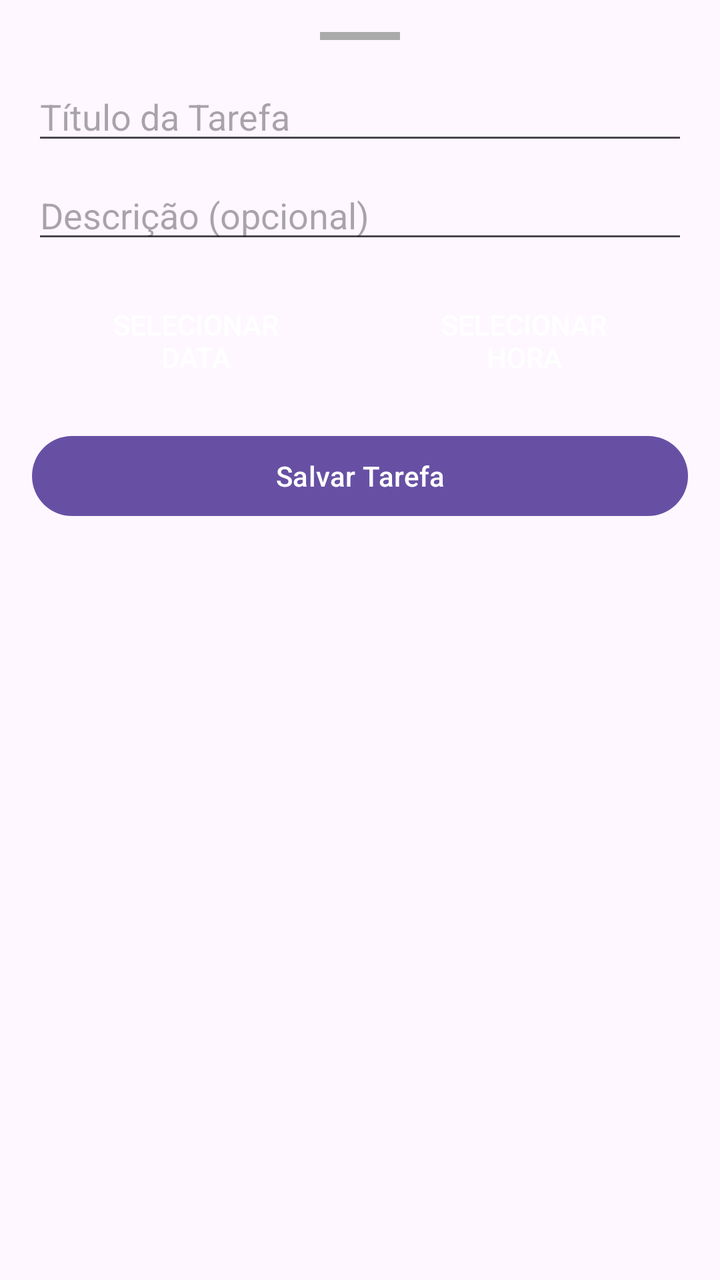
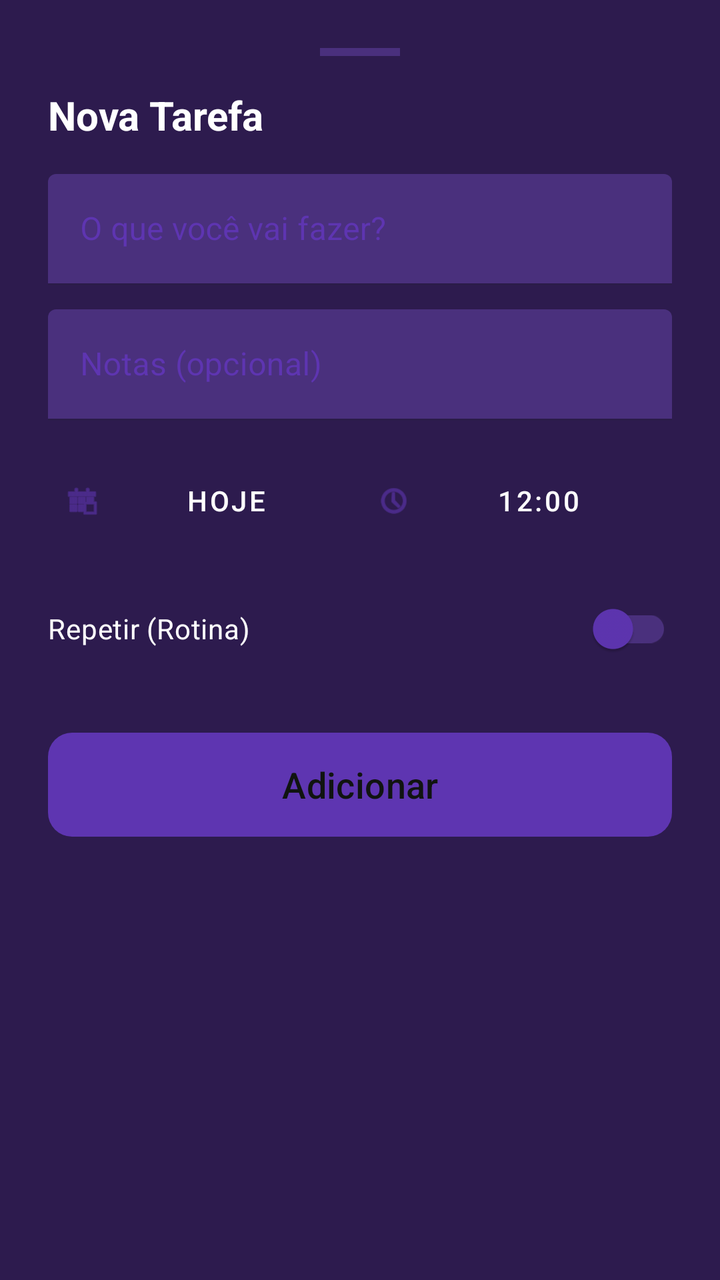

The first picture is an Android layout as it rendered before a commit; the second is the same layout after the commit. The layout source and the unified diff follow.
<!-- AndroidManifest.xml: application theme Theme.Ativamente -->
<!-- res/layout/fragment_add_task.xml -->
<?xml version="1.0" encoding="utf-8"?>
<LinearLayout xmlns:android="http://schemas.android.com/apk/res/android"
    android:layout_width="match_parent"
    android:layout_height="wrap_content"
    android:orientation="vertical"
    android:padding="16dp">

    <View
        android:layout_width="40dp"
        android:layout_height="4dp"
        android:layout_gravity="center_horizontal"
        android:layout_marginBottom="16dp"
        android:background="@android:color/darker_gray" />

    <EditText
        android:id="@+id/edit_text_title"
        android:layout_width="match_parent"
        android:layout_height="wrap_content"
        android:hint="Título da Tarefa"
        android:inputType="textCapWords" />

    <EditText
        android:id="@+id/edit_text_description"
        android:layout_width="match_parent"
        android:layout_height="wrap_content"
        android:layout_marginTop="8dp"
        android:hint="Descrição (opcional)"
        android:inputType="textMultiLine" />

    <LinearLayout
        android:layout_width="match_parent"
        android:layout_height="wrap_content"
        android:layout_marginTop="16dp"
        android:orientation="horizontal">

        <Button
            android:id="@+id/button_select_date"
            style="?android:attr/borderlessButtonStyle"
            android:layout_width="0dp"
            android:layout_height="wrap_content"
            android:layout_weight="1"
            android:text="Selecionar Data" />

        <Button
            android:id="@+id/button_select_time"
            style="?android:attr/borderlessButtonStyle"
            android:layout_width="0dp"
            android:layout_height="wrap_content"
            android:layout_weight="1"
            android:text="Selecionar Hora" />
    </LinearLayout>

    <Button
        android:id="@+id/button_save"
        android:layout_width="match_parent"
        android:layout_height="wrap_content"
        android:layout_marginTop="16dp"
        android:text="Salvar Tarefa" />

</LinearLayout>
<!-- resources referenced by this layout -->
<resources>
  <style name="Theme.Ativamente" parent="Base.Theme.Ativamente" />
  <style name="Base.Theme.Ativamente" parent="Theme.Material3.DayNight.NoActionBar">
          
          
      </style>
</resources>

<!-- the commit's change to res/layout/fragment_add_task.xml (unified diff, before → after) -->
@@ -1,60 +1,213 @@
 <?xml version="1.0" encoding="utf-8"?>
-<LinearLayout xmlns:android="http://schemas.android.com/apk/res/android"
+<androidx.constraintlayout.widget.ConstraintLayout xmlns:android="http://schemas.android.com/apk/res/android"
+    xmlns:app="http://schemas.android.com/apk/res-auto"
+    xmlns:tools="http://schemas.android.com/tools"
     android:layout_width="match_parent"
     android:layout_height="wrap_content"
-    android:orientation="vertical"
-    android:padding="16dp">
+    android:background="@color/dark_purple"
+    android:padding="24dp">
 
     <View
+        android:id="@+id/view_handle"
         android:layout_width="40dp"
         android:layout_height="4dp"
-        android:layout_gravity="center_horizontal"
-        android:layout_marginBottom="16dp"
-        android:background="@android:color/darker_gray" />
-
-    <EditText
-        android:id="@+id/edit_text_title"
-        android:layout_width="match_parent"
-        android:layout_height="wrap_content"
-        android:hint="Título da Tarefa"
-        android:inputType="textCapWords" />
-
-    <EditText
-        android:id="@+id/edit_text_description"
+        android:background="@color/medium_purple"
+        app:layout_constraintEnd_toEndOf="parent"
+        app:layout_constraintStart_toStartOf="parent"
+        app:layout_constraintTop_toTopOf="parent" />
+
+    <TextView
+        android:id="@+id/text_add_task_title"
+        android:layout_width="wrap_content"
+        android:layout_height="wrap_content"
+        android:layout_marginTop="16dp"
+        android:text="Nova Tarefa"
+        android:textColor="@color/white"
+        android:textSize="20sp"
+        android:textStyle="bold"
+        app:layout_constraintStart_toStartOf="parent"
+        app:layout_constraintTop_toBottomOf="@id/view_handle" />
+
+    <com.google.android.material.textfield.TextInputLayout
+        android:id="@+id/input_layout_task_title"
+        style="@style/Widget.MaterialComponents.TextInputLayout.FilledBox"
+        android:layout_width="match_parent"
+        android:layout_height="wrap_content"
+        android:layout_marginTop="16dp"
+        android:hint="O que você vai fazer?"
+        android:textColorHint="@color/accent_purple"
+        app:boxBackgroundColor="@color/medium_purple"
+        app:boxStrokeColor="@color/accent_purple"
+        app:hintTextColor="@color/white"
+        app:layout_constraintTop_toBottomOf="@id/text_add_task_title">
+
+        <com.google.android.material.textfield.TextInputEditText
+            android:id="@+id/edit_text_title"
+            android:layout_width="match_parent"
+            android:layout_height="wrap_content"
+            android:inputType="textCapSentences"
+            android:textColor="@color/white" />
+    </com.google.android.material.textfield.TextInputLayout>
+
+    <com.google.android.material.textfield.TextInputLayout
+        android:id="@+id/input_layout_task_description"
+        style="@style/Widget.MaterialComponents.TextInputLayout.FilledBox"
+        android:layout_width="match_parent"
+        android:layout_height="wrap_content"
+        android:layout_marginTop="12dp"
+        android:hint="Notas (opcional)"
+        android:textColorHint="@color/accent_purple"
+        app:boxBackgroundColor="@color/medium_purple"
+        app:boxStrokeColor="@color/accent_purple"
+        app:hintTextColor="@color/white"
+        app:layout_constraintTop_toBottomOf="@id/input_layout_task_title">
+
+        <com.google.android.material.textfield.TextInputEditText
+            android:id="@+id/edit_text_description"
+            android:layout_width="match_parent"
+            android:layout_height="wrap_content"
+            android:inputType="textMultiLine"
+            android:textColor="@color/white" />
+    </com.google.android.material.textfield.TextInputLayout>
+
+    <LinearLayout
+        android:id="@+id/layout_date_time"
+        android:layout_width="match_parent"
+        android:layout_height="wrap_content"
+        android:layout_marginTop="16dp"
+        android:orientation="horizontal"
+        app:layout_constraintTop_toBottomOf="@id/input_layout_task_description">
+
+        <com.google.android.material.button.MaterialButton
+            android:id="@+id/button_select_date"
+            style="@style/Widget.MaterialComponents.Button.TextButton"
+            android:layout_width="0dp"
+            android:layout_height="wrap_content"
+            android:layout_weight="1"
+            android:text="Hoje"
+            android:textColor="@color/white"
+            app:icon="@android:drawable/ic_menu_today"
+            app:iconTint="@color/accent_purple" />
+
+        <com.google.android.material.button.MaterialButton
+            android:id="@+id/button_select_time"
+            style="@style/Widget.MaterialComponents.Button.TextButton"
+            android:layout_width="0dp"
+            android:layout_height="wrap_content"
+            android:layout_weight="1"
+            android:text="12:00"
+            android:textColor="@color/white"
+            app:icon="@android:drawable/ic_menu_recent_history"
+            app:iconTint="@color/accent_purple" />
+    </LinearLayout>
+
+    <com.google.android.material.switchmaterial.SwitchMaterial
+        android:id="@+id/switch_routine"
+        android:layout_width="match_parent"
+        android:layout_height="wrap_content"
+        android:layout_marginTop="16dp"
+        android:text="Repetir (Rotina)"
+        android:textColor="@color/white"
+        app:layout_constraintTop_toBottomOf="@id/layout_date_time"
+        app:thumbTint="@color/accent_purple"
+        app:trackTint="@color/medium_purple" />
+
+    <com.google.android.material.chip.ChipGroup
+        android:id="@+id/chip_group_days"
         android:layout_width="match_parent"
         android:layout_height="wrap_content"
         android:layout_marginTop="8dp"
-        android:hint="Descrição (opcional)"
-        android:inputType="textMultiLine" />
-
-    <LinearLayout
-        android:layout_width="match_parent"
-        android:layout_height="wrap_content"
-        android:layout_marginTop="16dp"
-        android:orientation="horizontal">
-
-        <Button
-            android:id="@+id/button_select_date"
-            style="?android:attr/borderlessButtonStyle"
-            android:layout_width="0dp"
-            android:layout_height="wrap_content"
-            android:layout_weight="1"
-            android:text="Selecionar Data" />
-
-        <Button
-            android:id="@+id/button_select_time"
-            style="?android:attr/borderlessButtonStyle"
-            android:layout_width="0dp"
-            android:layout_height="wrap_content"
-            android:layout_weight="1"
-            android:text="Selecionar Hora" />
-    </LinearLayout>
-
-    <Button
+        android:visibility="gone"
+        app:layout_constraintTop_toBottomOf="@id/switch_routine">
+
+        <com.google.android.material.chip.Chip
+            android:id="@+id/chip_sun"
+            style="@style/Widget.MaterialComponents.Chip.Filter"
+            android:layout_width="wrap_content"
+            android:layout_height="wrap_content"
+            android:text="D"
+            app:chipBackgroundColor="@color/medium_purple"
+            app:chipCornerRadius="20dp"
+            app:chipStrokeWidth="0dp"
+            android:textColor="@color/white" />
+
+        <com.google.android.material.chip.Chip
+            android:id="@+id/chip_mon"
+            style="@style/Widget.MaterialComponents.Chip.Filter"
+            android:layout_width="wrap_content"
+            android:layout_height="wrap_content"
+            android:text="S"
+            app:chipBackgroundColor="@color/medium_purple"
+            app:chipCornerRadius="20dp"
+            app:chipStrokeWidth="0dp"
+            android:textColor="@color/white" />
+
+        <com.google.android.material.chip.Chip
+            android:id="@+id/chip_tue"
+            style="@style/Widget.MaterialComponents.Chip.Filter"
+            android:layout_width="wrap_content"
+            android:layout_height="wrap_content"
+            android:text="T"
+            app:chipBackgroundColor="@color/medium_purple"
+            app:chipCornerRadius="20dp"
+            app:chipStrokeWidth="0dp"
+            android:textColor="@color/white" />
+
+        <com.google.android.material.chip.Chip
+            android:id="@+id/chip_wed"
+            style="@style/Widget.MaterialComponents.Chip.Filter"
+            android:layout_width="wrap_content"
+            android:layout_height="wrap_content"
+            android:text="Q"
+            app:chipBackgroundColor="@color/medium_purple"
+            app:chipCornerRadius="20dp"
+            app:chipStrokeWidth="0dp"
+            android:textColor="@color/white" />
+
+        <com.google.android.material.chip.Chip
+            android:id="@+id/chip_thu"
+            style="@style/Widget.MaterialComponents.Chip.Filter"
+            android:layout_width="wrap_content"
+            android:layout_height="wrap_content"
+            android:text="Q"
+            app:chipBackgroundColor="@color/medium_purple"
+            app:chipCornerRadius="20dp"
+            app:chipStrokeWidth="0dp"
+            android:textColor="@color/white" />
+
+        <com.google.android.material.chip.Chip
+            android:id="@+id/chip_fri"
+            style="@style/Widget.MaterialComponents.Chip.Filter"
+            android:layout_width="wrap_content"
+            android:layout_height="wrap_content"
+            android:text="S"
+            app:chipBackgroundColor="@color/medium_purple"
+            app:chipCornerRadius="20dp"
+            app:chipStrokeWidth="0dp"
+            android:textColor="@color/white" />
+
+        <com.google.android.material.chip.Chip
+            android:id="@+id/chip_sat"
+            style="@style/Widget.MaterialComponents.Chip.Filter"
+            android:layout_width="wrap_content"
+            android:layout_height="wrap_content"
+            android:text="S"
+            app:chipBackgroundColor="@color/medium_purple"
+            app:chipCornerRadius="20dp"
+            app:chipStrokeWidth="0dp"
+            android:textColor="@color/white" />
+    </com.google.android.material.chip.ChipGroup>
+
+    <com.google.android.material.button.MaterialButton
         android:id="@+id/button_save"
         android:layout_width="match_parent"
-        android:layout_height="wrap_content"
-        android:layout_marginTop="16dp"
-        android:text="Salvar Tarefa" />
-
-</LinearLayout>
+        android:layout_height="60dp"
+        android:layout_marginTop="24dp"
+        android:text="Adicionar"
+        android:textAllCaps="false"
+        android:textSize="18sp"
+        app:backgroundTint="@color/accent_purple"
+        app:cornerRadius="12dp"
+        app:layout_constraintTop_toBottomOf="@id/chip_group_days" />
+
+</androidx.constraintlayout.widget.ConstraintLayout>
<!-- resource entries referenced after the edit -->
@@ -1,9 +1,32 @@
 <!-- resources referenced by this layout -->
 <resources>
-  <style name="Theme.Ativamente" parent="Base.Theme.Ativamente" />
-  <style name="Base.Theme.Ativamente" parent="Theme.Material3.DayNight.NoActionBar">
-          
-          
+  <color name="accent_purple">#5E35B1</color>
+  <color name="dark_purple">#2D1B4E</color>
+  <color name="medium_purple">#4A307D</color>
+  <color name="white">#FFFFFF</color>
+  <style name="Theme.Ativamente" parent="Theme.Material3.DayNight.NoActionBar">
+          <item name="colorPrimary">@color/primary_green</item>
+          <item name="colorOnPrimary">@color/on_primary_green</item>
+          <item name="colorPrimaryContainer">@color/primary_container_green</item>
+          <item name="colorOnPrimaryContainer">@color/on_primary_green</item>
+  
+          <item name="colorSecondary">@color/secondary_green</item>
+          <item name="colorOnSecondary">#FFFFFF</item>
+  
+          <item name="android:windowBackground">@color/surface_green</item>
+          <item name="colorSurface">@color/surface_green</item>
+          <item name="colorSurfaceVariant">@color/primary_container_green</item>
+          <item name="colorSurfaceContainer">@color/primary_green</item>
+          <item name="colorSurfaceContainerHigh">@color/primary_green</item>
+  
+          <item name="colorOnSurface">@color/on_primary_green</item>
+          <item name="colorOnSurfaceVariant">@color/secondary_green</item>
+          <item name="colorOutline">@color/secondary_green</item>
       </style>
+  <color name="primary_green">#A9D3BF</color>
+  <color name="on_primary_green">#101410</color>
+  <color name="primary_container_green">#CEE9D9</color>
+  <color name="secondary_green">#3A3A3A</color>
+  <color name="surface_green">#FFFFFF</color>
 </resources>
 
